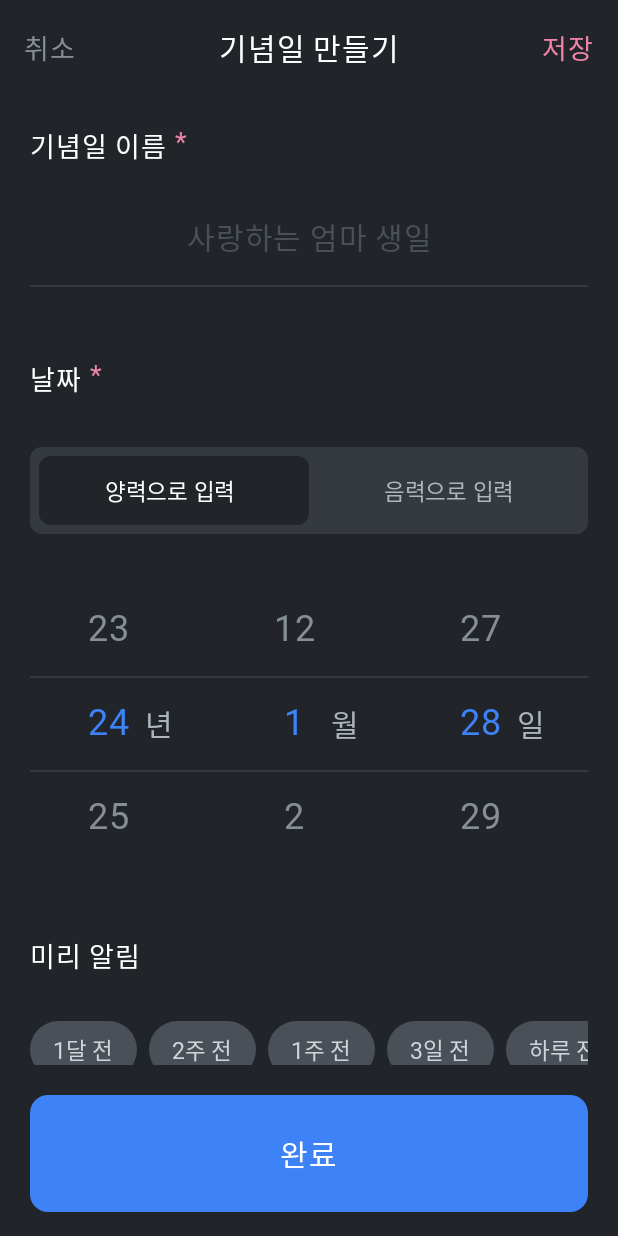
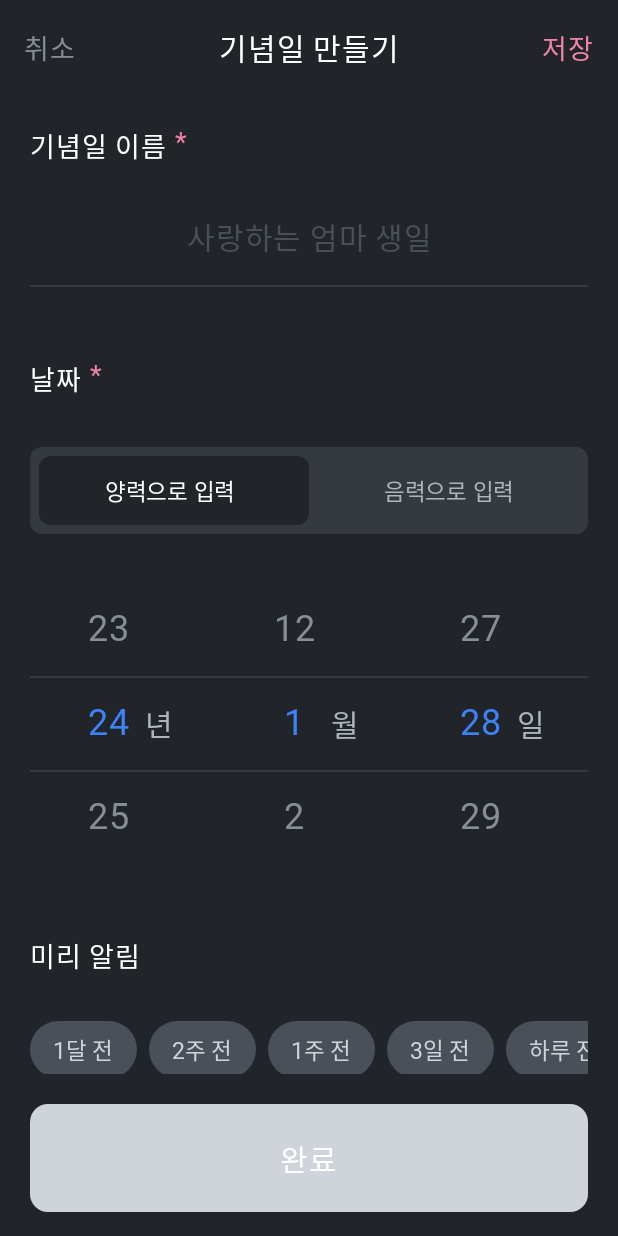
Before and after one commit to Nexters/Don-t-Forget---Android, an Android app built with Jetpack Compose: the CREATE screen opened through its navigation route, on a phone screen of 412 x 824 dp. Run offline under Robolectric (Android 15) with nearby library versions, the phone set to English and light mode, and no system bars; our stand-ins replace Dagger/Hilt's generated code, Timber; Roboto replaces fonts that are not available here.

Commit message:
feat: 키보드 활성 상태에 따른 버튼 디자인 #12

```diff
--- a/app/src/main/java/nexters/hyomk/dontforget/presentation/component/BaseButton.kt
+++ b/app/src/main/java/nexters/hyomk/dontforget/presentation/component/BaseButton.kt
@@ -4,9 +4,9 @@ import androidx.compose.foundation.interaction.MutableInteractionSource
 import androidx.compose.foundation.interaction.collectIsPressedAsState
 import androidx.compose.foundation.layout.Arrangement
 import androidx.compose.foundation.layout.Row
+import androidx.compose.foundation.layout.height
 import androidx.compose.foundation.layout.padding
 import androidx.compose.foundation.layout.wrapContentHeight
-import androidx.compose.foundation.shape.RoundedCornerShape
 import androidx.compose.material.ripple.LocalRippleTheme
 import androidx.compose.material3.MaterialTheme
 import androidx.compose.material3.Surface
@@ -19,9 +19,12 @@ import androidx.compose.runtime.remember
 import androidx.compose.runtime.setValue
 import androidx.compose.ui.Alignment
 import androidx.compose.ui.Modifier
+import androidx.compose.ui.graphics.RectangleShape
+import androidx.compose.ui.graphics.Shape
 import androidx.compose.ui.text.TextStyle
 import androidx.compose.ui.tooling.preview.Preview
 import androidx.compose.ui.unit.dp
+import androidx.compose.ui.unit.sp
 import nexters.hyomk.dontforget.presentation.utils.NoRippleTheme
 import nexters.hyomk.dontforget.ui.theme.Gray400
 import nexters.hyomk.dontforget.ui.theme.Primary500
@@ -34,6 +37,7 @@ fun BaseButton(
     enabled: Boolean = true,
     textStyle: TextStyle = MaterialTheme.typography.bodyMedium,
     onClick: () -> Unit,
+    shape: Shape = RectangleShape,
     modifier: Modifier = Modifier,
     interactionSource: MutableInteractionSource = remember { MutableInteractionSource() },
 ) {
@@ -50,17 +54,18 @@ fun BaseButton(
         LocalRippleTheme provides NoRippleTheme, // 버튼의 리플 이펙트 제거
     ) {
         Surface(
+            modifier = modifier.height(72.dp),
             onClick = { if (enabled) onClick() },
-            shape = RoundedCornerShape(12.dp),
+            shape = shape,
             color = color,
             interactionSource = interactionSource,
         ) {
             Row(
-                modifier.wrapContentHeight().padding(horizontal = 20.dp, vertical = 24.dp),
+                modifier.wrapContentHeight().padding(horizontal = 20.dp),
                 horizontalArrangement = Arrangement.Center,
                 verticalAlignment = Alignment.CenterVertically,
             ) {
-                Text(text = text, color = White, style = textStyle)
+                Text(text = text, color = White, style = textStyle.copy(fontSize = 20.sp))
             }
         }
     }
--- a/app/src/main/java/nexters/hyomk/dontforget/presentation/feature/create/CreateScreen.kt
+++ b/app/src/main/java/nexters/hyomk/dontforget/presentation/feature/create/CreateScreen.kt
@@ -20,6 +20,7 @@ import androidx.compose.foundation.layout.systemBarsPadding
 import androidx.compose.foundation.lazy.LazyColumn
 import androidx.compose.foundation.lazy.LazyRow
 import androidx.compose.foundation.lazy.rememberLazyListState
+import androidx.compose.foundation.shape.RoundedCornerShape
 import androidx.compose.material3.CenterAlignedTopAppBar
 import androidx.compose.material3.ExperimentalMaterial3Api
 import androidx.compose.material3.MaterialTheme
@@ -61,6 +62,7 @@ import nexters.hyomk.dontforget.presentation.component.PickerState
 import nexters.hyomk.dontforget.presentation.compositionlocal.GuideCompositionLocal
 import nexters.hyomk.dontforget.presentation.utils.LunarCalendarUtil
 import nexters.hyomk.dontforget.presentation.utils.addFocusCleaner
+import nexters.hyomk.dontforget.presentation.utils.isKeyboardVisible
 import nexters.hyomk.dontforget.ui.language.TransGuide
 import nexters.hyomk.dontforget.ui.theme.Gray600
 import nexters.hyomk.dontforget.ui.theme.Gray900
@@ -143,6 +145,15 @@ fun CreateScreen(
             )
         },
         bottomBar = {
+            if (isKeyboardVisible()) {
+                BaseButton(
+                    enabled = uiState.name.isNotBlank(),
+                    text = guide.complete,
+                    onClick = {
+                    },
+                    modifier = Modifier.fillMaxWidth(),
+                )
+            } else {
                 Column {
                     Box(
                         modifier = Modifier
@@ -150,13 +161,16 @@ fun CreateScreen(
                             .padding(bottom = 16.dp),
                     ) {
                         BaseButton(
+                            enabled = uiState.name.isNotBlank(),
                             text = guide.complete,
+                            shape = RoundedCornerShape(12.dp),
                             onClick = {
                             },
                             modifier = Modifier.fillMaxWidth(),
                         )
                     }
                     Spacer(modifier = Modifier.navigationBarsPadding())
+                }
             }
         },
     ) { it ->
--- a/app/src/main/java/nexters/hyomk/dontforget/presentation/utils/FocusUtil.kt
+++ b/app/src/main/java/nexters/hyomk/dontforget/presentation/utils/FocusUtil.kt
@@ -1,9 +1,13 @@
 package nexters.hyomk.dontforget.presentation.utils
 
 import androidx.compose.foundation.gestures.detectTapGestures
+import androidx.compose.foundation.layout.WindowInsets
+import androidx.compose.foundation.layout.ime
+import androidx.compose.runtime.Composable
 import androidx.compose.ui.Modifier
 import androidx.compose.ui.focus.FocusManager
 import androidx.compose.ui.input.pointer.pointerInput
+import androidx.compose.ui.platform.LocalDensity
 
 fun Modifier.addFocusCleaner(focusManager: FocusManager, doOnClear: () -> Unit = {}): Modifier {
     return this.pointerInput(Unit) {
@@ -15,3 +19,6 @@ fun Modifier.addFocusCleaner(focusManager: FocusManager, doOnClear: () -> Unit =
         )
     }
 }
+
+@Composable
+fun isKeyboardVisible(): Boolean = WindowInsets.ime.getBottom(LocalDensity.current) > 0
```
Lines whose indentation alone changed are shown as unchanged.
